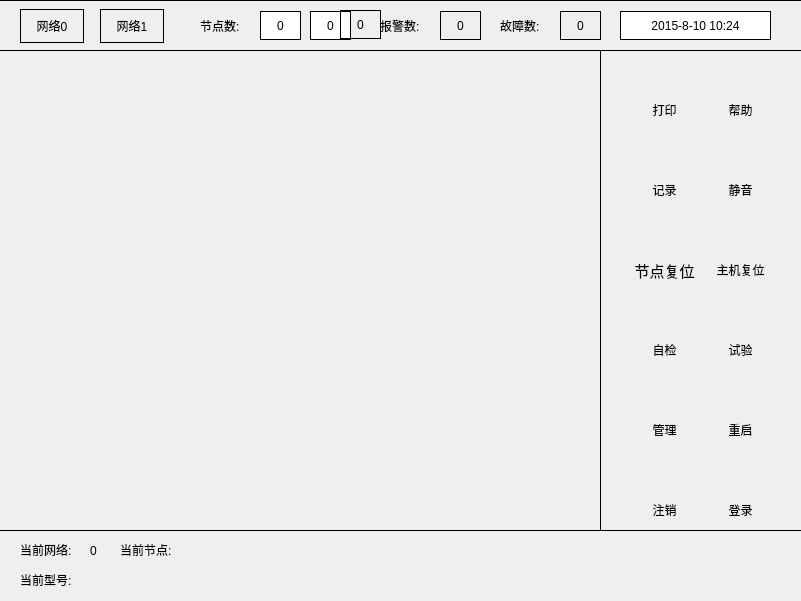
Old version of the form main/ui/main.ui in the repository Blackrose/Tcutest_SerialSystem.
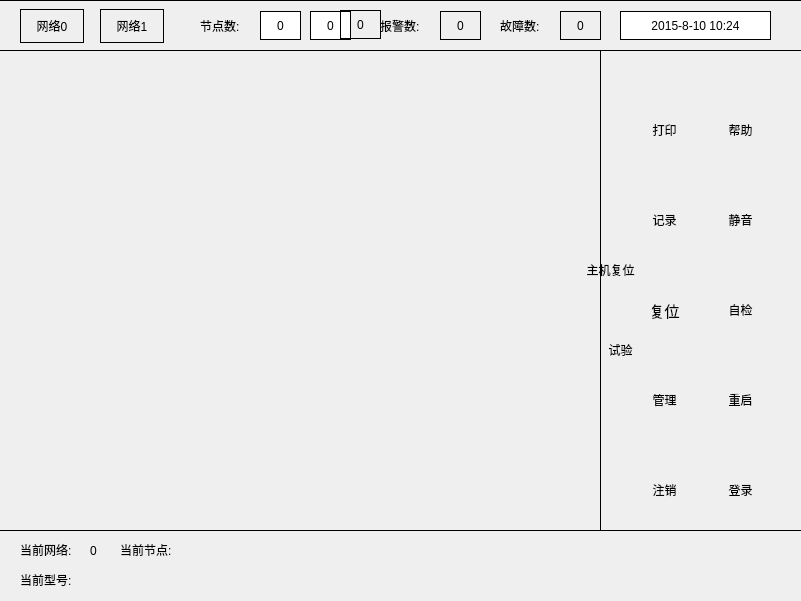
New version of the form. Icons and pictures are not drawn. Custom widgets are drawn as their Qt base class.

Commit message: 1.合并主机复位和节点，合并自检和试验

```diff
--- a/main/ui/main.ui
+++ b/main/ui/main.ui
@@ -24,7 +24,7 @@
    <property name="geometry">
     <rect>
      <x>720</x>
-     <y>460</y>
+     <y>440</y>
      <width>41</width>
      <height>41</height>
     </rect>
@@ -61,7 +61,7 @@
   <widget class="QLabel" name="lbl_tuo_2">
    <property name="geometry">
     <rect>
-     <x>720</x>
+     <x>600</x>
      <y>340</y>
      <width>41</width>
      <height>20</height>
@@ -78,7 +78,7 @@
    <property name="geometry">
     <rect>
      <x>644</x>
-     <y>220</y>
+     <y>260</y>
      <width>41</width>
      <height>41</height>
     </rect>
@@ -116,7 +116,7 @@
    <property name="geometry">
     <rect>
      <x>644</x>
-     <y>180</y>
+     <y>210</y>
      <width>41</width>
      <height>20</height>
     </rect>
@@ -131,8 +131,8 @@
   <widget class="QLabel" name="lbl_sysCheck">
    <property name="geometry">
     <rect>
-     <x>644</x>
-     <y>340</y>
+     <x>720</x>
+     <y>300</y>
      <width>41</width>
      <height>20</height>
     </rect>
@@ -147,8 +147,8 @@
   <widget class="QPushButton" name="btn_sysCheck">
    <property name="geometry">
     <rect>
-     <x>644</x>
-     <y>300</y>
+     <x>720</x>
+     <y>260</y>
      <width>41</width>
      <height>41</height>
     </rect>
@@ -186,7 +186,7 @@
    <property name="geometry">
     <rect>
      <x>720</x>
-     <y>180</y>
+     <y>210</y>
      <width>41</width>
      <height>20</height>
     </rect>
@@ -202,7 +202,7 @@
    <property name="geometry">
     <rect>
      <x>644</x>
-     <y>460</y>
+     <y>440</y>
      <width>41</width>
      <height>41</height>
     </rect>
@@ -240,7 +240,7 @@
    <property name="geometry">
     <rect>
      <x>644</x>
-     <y>420</y>
+     <y>390</y>
      <width>41</width>
      <height>20</height>
     </rect>
@@ -256,7 +256,7 @@
    <property name="geometry">
     <rect>
      <x>644</x>
-     <y>140</y>
+     <y>170</y>
      <width>41</width>
      <height>41</height>
     </rect>
@@ -314,7 +314,7 @@
   <widget class="QLabel" name="lbl_tuo">
    <property name="geometry">
     <rect>
-     <x>710</x>
+     <x>580</x>
      <y>260</y>
      <width>61</width>
      <height>20</height>
@@ -331,7 +331,7 @@
    <property name="geometry">
     <rect>
      <x>644</x>
-     <y>500</y>
+     <y>480</y>
      <width>41</width>
      <height>20</height>
     </rect>
@@ -346,7 +346,7 @@
   <widget class="QPushButton" name="btn_try">
    <property name="geometry">
     <rect>
-     <x>720</x>
+     <x>600</x>
      <y>300</y>
      <width>41</width>
      <height>41</height>
@@ -385,7 +385,7 @@
    <property name="geometry">
     <rect>
      <x>644</x>
-     <y>380</y>
+     <y>350</y>
      <width>41</width>
      <height>41</height>
     </rect>
@@ -423,7 +423,7 @@
    <property name="geometry">
     <rect>
      <x>720</x>
-     <y>380</y>
+     <y>350</y>
      <width>41</width>
      <height>41</height>
     </rect>
@@ -461,7 +461,7 @@
    <property name="geometry">
     <rect>
      <x>720</x>
-     <y>140</y>
+     <y>170</y>
      <width>41</width>
      <height>41</height>
     </rect>
@@ -499,7 +499,7 @@
    <property name="geometry">
     <rect>
      <x>634</x>
-     <y>260</y>
+     <y>300</y>
      <width>61</width>
      <height>20</height>
     </rect>
@@ -514,7 +514,7 @@
     </font>
    </property>
    <property name="text">
-    <string>节点复位</string>
+    <string>复位</string>
    </property>
    <property name="alignment">
     <set>Qt::AlignCenter</set>
@@ -524,7 +524,7 @@
    <property name="geometry">
     <rect>
      <x>720</x>
-     <y>420</y>
+     <y>390</y>
      <width>41</width>
      <height>20</height>
     </rect>
@@ -539,8 +539,8 @@
   <widget class="QPushButton" name="btn_tuo">
    <property name="geometry">
     <rect>
-     <x>720</x>
-     <y>220</y>
+     <x>590</x>
+     <y>210</y>
      <width>41</width>
      <height>41</height>
     </rect>
@@ -578,7 +578,7 @@
    <property name="geometry">
     <rect>
      <x>720</x>
-     <y>500</y>
+     <y>480</y>
      <width>41</width>
      <height>20</height>
     </rect>
@@ -1044,7 +1044,7 @@
    <property name="geometry">
     <rect>
      <x>720</x>
-     <y>100</y>
+     <y>120</y>
      <width>41</width>
      <height>20</height>
     </rect>
@@ -1060,7 +1060,7 @@
    <property name="geometry">
     <rect>
      <x>644</x>
-     <y>60</y>
+     <y>80</y>
      <width>41</width>
      <height>41</height>
     </rect>
@@ -1119,7 +1119,7 @@
    <property name="geometry">
     <rect>
      <x>644</x>
-     <y>100</y>
+     <y>120</y>
      <width>41</width>
      <height>20</height>
     </rect>
@@ -1135,7 +1135,7 @@
    <property name="geometry">
     <rect>
      <x>720</x>
-     <y>60</y>
+     <y>80</y>
      <width>41</width>
      <height>41</height>
     </rect>
```
The commit also changes 3 other files.
